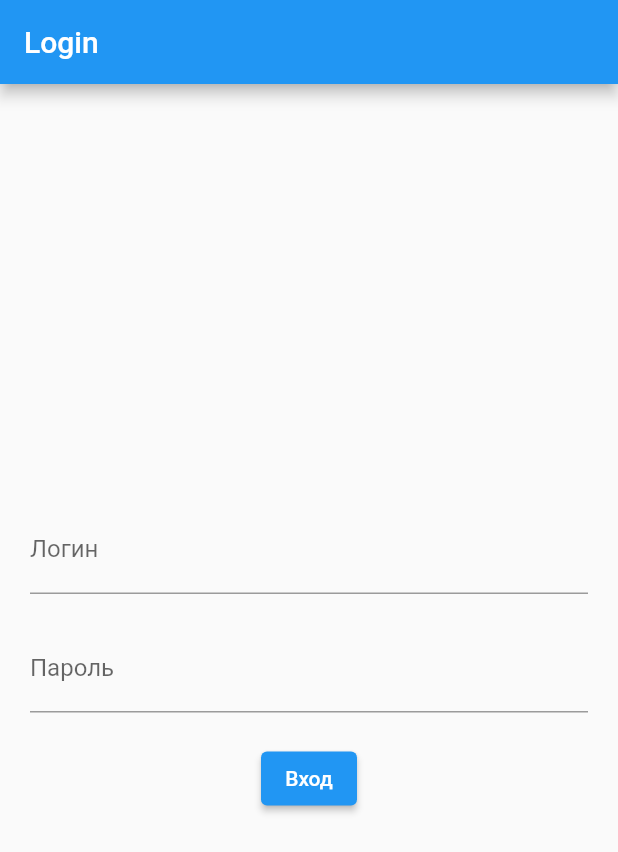
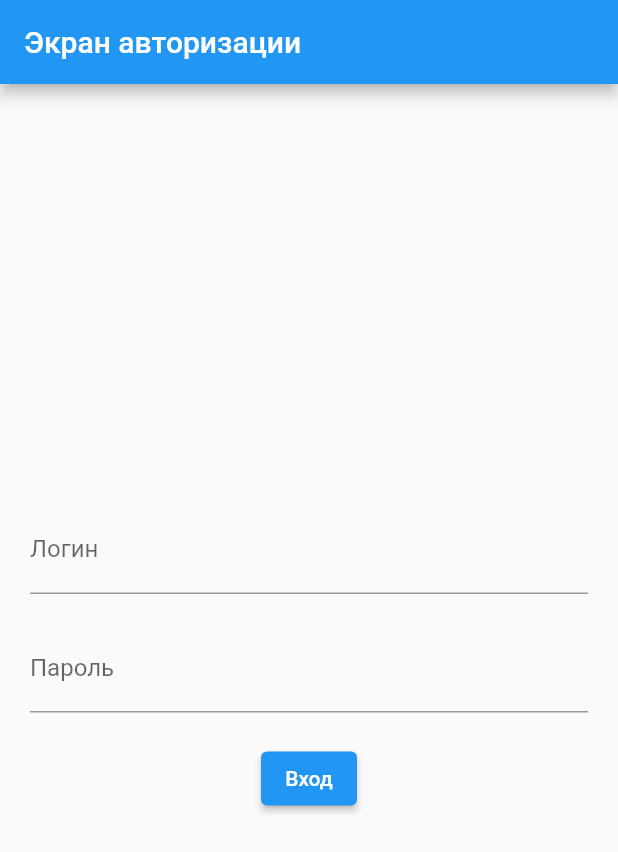
Before and after one commit to AlexanderFrolov-Dev/internet-shop, a Flutter app: the screen it shows after launch, after a tap on "Вход", on a phone screen of 412 x 824 dp. Shown: the top 852 px of the screen. Run offline on Flutter 3.47's test engine with Material 2 defaults, Android fonts, the phone set to English and light mode, and no system bars.

Commit message:
Код написан с учётом рекомендаций от 30.10.2023.

```diff
--- a/lib/product.dart
+++ b/lib/product.dart
@@ -1,6 +1,5 @@
 import 'dart:convert';
 import 'dart:io';
-import 'package:path_provider/path_provider.dart';
 
 import 'package:flutter/services.dart';
 
@@ -49,7 +48,6 @@ class Product {
     // 5. Преобразование объекта обратно в JSON
     String newJsonString = json.encode(products);
     // 6. Запись данных в файл products.json
-    // await rootBundle.writeAsString('assets/data/products.json', newJsonString);
     final File file = File('assets/data/products.json');
     file.writeAsString(newJsonString);
   }
--- a/lib/profile.dart
+++ b/lib/profile.dart
@@ -1,5 +1,3 @@
-import 'package:mobile_app_internet_shop/role.dart';
-
 class Profile {
   final int id;
   String role;
--- a/lib/screens/authorization_screen.dart
+++ b/lib/screens/authorization_screen.dart
@@ -32,7 +32,7 @@ class AuthorizationScreen extends StatelessWidget {
 
     return Scaffold(
       appBar: AppBar(
-        title: const Text('Login'),
+        title: const Text('Экран авторизации'),
       ),
       body: Padding(
         padding: const EdgeInsets.all(20.0),
@@ -53,21 +53,21 @@ class AuthorizationScreen extends StatelessWidget {
               ),
               obscureText: true,
             ),
-            SizedBox(height: 20.0),
+            const SizedBox(height: 20.0),
             ElevatedButton(
               child: const Text('Вход'),
               onPressed: () {
                 String username = _usernameController.text;
                 String password = _passwordController.text;
 
-                // цикл для перебора элементов в списке json данных
+                // Цикл для перебора элементов в списке json данных
                 for (var i = 0; i < profiles.length; i++) {
-                  // получаем текущий элемент json
+                  // Получаем текущий элемент json
                   var profile = profiles[i];
 
-                  // проверяем совпадение значений переменных с данными из текущего элемента json
+                  // Проверяем совпадение значений переменных с данными из текущего элемента json
                   if (username == profile.login && password == profile.password) {
-                    // если значения совпадают, выводим сообщение об успешной авторизации
+                    // Если значения совпадают, выводим сообщение об успешной авторизации
                     print('Авторизация успешна');
                     print(profile.lastName);
                     // const AdminHomeScreen();
@@ -75,16 +75,16 @@ class AuthorizationScreen extends StatelessWidget {
                     if(profile.role == 'admin') {
                       Navigator.push(
                         context,
-                        MaterialPageRoute(builder: (context) => AdminHomeScreen()),
+                        MaterialPageRoute(builder: (context) => const AdminHomeScreen()),
                       );
                     } else if(profile.role == 'user') {
                       Navigator.push(
                         context,
-                        MaterialPageRoute(builder: (context) => UserHomeScreen()),
+                        MaterialPageRoute(builder: (context) => const UserHomeScreen()),
                       );
                     }
 
-                    break; // прерываем цикл, чтобы не проверять остальные элементы
+                    break; // Прерываем цикл, чтобы не проверять остальные элементы
                   } else {
                     print('Неверный логин или пароль');
                   }
```
Also changed, not shown: lib/main.dart (+35 -5 lines), lib/models/cart_model.dart (+5 -14 lines), lib/screens/admin_home_screen.dart (+3 -20 lines), lib/screens/cart_screen.dart (+17 -15 lines), lib/widgets/add_product_form.dart (+8 -8 lines).
